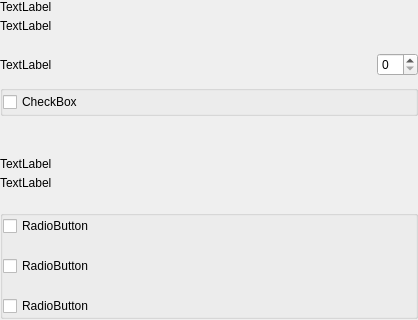
VitaeTeam/Vitae, file src/qt/vitae/settings/forms/settingswalletoptionswidget.ui: the form before one commit; both pictures show x 0 to 418 and y 0 to 320 of the 418 by 654 pixel window.
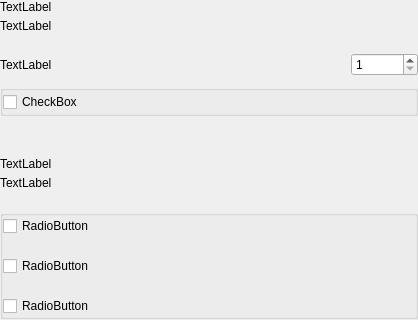
The form after the commit.

Commit message: [GUI] stake spin box range + settings console not returning values fixed.

Patch:
```diff
--- a/src/qt/vitae/settings/forms/settingswalletoptionswidget.ui
+++ b/src/qt/vitae/settings/forms/settingswalletoptionswidget.ui
@@ -122,7 +122,14 @@
            </spacer>
           </item>
           <item>
-           <widget class="QSpinBox" name="spinBoxStakeSplitThreshold"/>
+           <widget class="QSpinBox" name="spinBoxStakeSplitThreshold">
+            <property name="minimum">
+             <number>1</number>
+            </property>
+            <property name="maximum">
+             <number>999999</number>
+            </property>
+           </widget>
           </item>
          </layout>
         </item>
```
The commit also changes 3 other files.
